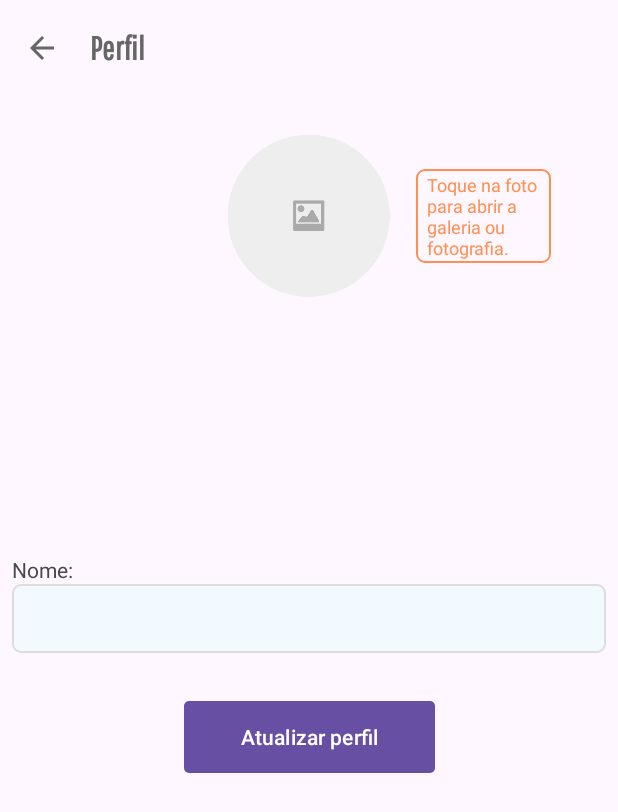
After one commit to MateusLima011/ECommerce_shoes, an Android app built with Jetpack Compose: the ConfigProfileActivity screen opened directly, with no data from a screen before it, on a phone screen of 412 x 824 dp. The commit adds this screen. Shown: the top 812 px of the screen. Run offline under Robolectric (Android 15) with nearby library versions, the phone set to English and light mode, and no system bars; Roboto replaces fonts that are not available here.

Commit message:
(Tela De Alteração de Perfil Concluida) e o banco de dados de cada item de configuração de acordo com o Id

```diff
--- a/app/src/main/AndroidManifest.xml
+++ b/app/src/main/AndroidManifest.xml
@@ -14,6 +14,11 @@
         android:supportsRtl="true"
         android:theme="@style/ThemeECommerce"
         tools:targetApi="31">
+        <activity
+            android:name=".ui.ConfigProfileActivity"
+            android:label="@string/title_activity_config_profile"
+            android:theme="@style/ThemeECommerce.NoActionBar"
+            android:exported="false" />
         <activity
             android:name=".ui.AccountSettingsActivity"
             android:exported="false"
--- a/app/src/main/java/com/example/ecommerce_shoes/MainActivity.kt
+++ b/app/src/main/java/com/example/ecommerce_shoes/MainActivity.kt
@@ -40,7 +40,7 @@ class MainActivity : AppCompatActivity() {
     private val user = User(
         "Mateus Vinicius",
         R.drawable.user,
-        false
+        true
     )
 
     private val binding by lazy {
--- a/app/src/main/java/com/example/ecommerce_shoes/domain/AccountSettingItem.kt
+++ b/app/src/main/java/com/example/ecommerce_shoes/domain/AccountSettingItem.kt
@@ -1,6 +1,9 @@
 package com.example.ecommerce_shoes.domain
+
+import androidx.appcompat.app.AppCompatActivity
 
 class AccountSettingItem(
     val label: String,
     val description: String,
+    val activityClass: Class<out AppCompatActivity>
 )
--- a/app/src/main/java/com/example/ecommerce_shoes/ui/AccountSettingsActivity.kt
+++ b/app/src/main/java/com/example/ecommerce_shoes/ui/AccountSettingsActivity.kt
@@ -45,6 +45,8 @@ class AccountSettingsActivity : AppCompatActivity() {
             AccountSettingsItemsAdapter(AccountSettingsItemsDataBase.getItems(this))
     }
 
+    fun getUser() = intent.getParcelableExtra<User>(User.KEY)
+
     override fun onOptionsItemSelected(item: MenuItem): Boolean {
         if (item.itemId == android.R.id.home) {
             finish()
--- /dev/null
+++ b/app/src/main/java/com/example/ecommerce_shoes/ui/ConfigProfileActivity.kt
@@ -0,0 +1,72 @@
+package com.example.ecommerce_shoes.ui
+
+import android.os.Handler
+import android.os.Looper
+import android.view.LayoutInflater
+import android.view.View
+import android.widget.Toast
+import com.example.ecommerce_shoes.R
+import com.example.ecommerce_shoes.databinding.ContentConfigProfileBinding
+import com.example.ecommerce_shoes.domain.User
+import com.example.ecommerce_shoes.util.validate
+
+class ConfigProfileActivity : FormActivity<ContentConfigProfileBinding>() {
+    override fun createBinding(layoutInflater: LayoutInflater) =
+        ContentConfigProfileBinding.inflate(layoutInflater)
+
+    override fun initActivity() {
+        setSupportActionBar(binding.toolbarConfigProfile.toolbar)
+        supportActionBar?.setDisplayHomeAsUpEnabled(true)
+
+        binding.etNameProfile.validate({ it.length > 1 }, getString(R.string.invalid_name))
+        binding.etNameProfile.setOnEditorActionListener(this)
+        binding.ivProfile.setOnClickListener { callGallery() }
+        binding.btSendProfile.setOnClickListener { mainAction() }
+
+        val user = intent.getParcelableExtra<User>(User.KEY)
+        if (user != null) {
+            binding.etNameProfile.setText(user.name)
+        }
+    }
+
+    override fun blockFields(status: Boolean) {
+        binding.ivProfile.isEnabled = !status
+        binding.etNameProfile.isEnabled = !status
+        binding.btSendProfile.isEnabled = !status
+    }
+
+    override fun mainAction(view: View?) {
+        showProxy(true)
+        backEndFakeDelay()
+        blockFields(true)
+    }
+
+    private fun showProxy(status: Boolean) {
+        binding.proxyScreenConfigProfile.flProxyContainer.visibility =
+            if (status) View.VISIBLE else View.GONE
+    }
+
+    override fun isMainButtonSending(status: Boolean) {
+        binding.btSendProfile.text = if (status) getString(R.string.config_profile_going)
+        else getString(R.string.config_profile)
+    }
+
+    private fun backEndFakeDelay() {
+        Handler(Looper.getMainLooper()).postDelayed({
+            showProxy(false)
+            isMainButtonSending(false)
+            blockFields(false)
+
+            snackBarFeedback(
+                binding.root,
+                status = false,
+                message = getString(R.string.invalid_config_profile)
+            )
+        }, 1000)
+    }
+
+    private fun callGallery() {
+        Toast.makeText(this, "TODO", Toast.LENGTH_SHORT)
+            .show()
+    }
+}
--- a/app/src/main/java/com/example/ecommerce_shoes/util/NavMenuItemKeyProvider.kt
+++ b/app/src/main/java/com/example/ecommerce_shoes/util/NavMenuItemKeyProvider.kt
@@ -11,5 +11,4 @@ class NavMenuItemKeyProvider(private val items: List<NavMenuItem>) :
     override fun getPosition(key: Long) = items.indexOf(items.single { item ->
         item.id == key
     })
-
 }
--- /dev/null
+++ b/app/src/main/res/layout/content_config_profile.xml
@@ -0,0 +1,72 @@
+<?xml version="1.0" encoding="utf-8"?>
+<androidx.constraintlayout.widget.ConstraintLayout xmlns:android="http://schemas.android.com/apk/res/android"
+    xmlns:app="http://schemas.android.com/apk/res-auto"
+    android:layout_width="match_parent"
+    android:layout_height="match_parent">
+
+    <include
+        android:id="@+id/toolbarConfigProfile"
+        layout="@layout/app_bar"/>
+
+    <ImageView
+        android:id="@+id/ivProfile"
+        android:layout_width="108dp"
+        android:layout_height="108dp"
+        android:layout_marginTop="90dp"
+        android:contentDescription="@string/todo"
+        android:src="@drawable/profile_hint"
+        app:layout_constraintEnd_toEndOf="parent"
+        app:layout_constraintStart_toStartOf="parent"
+        app:layout_constraintTop_toTopOf="parent" />
+
+    <TextView
+        android:id="@+id/tvPhotoInfo"
+        style="@style/TextViewOrangeInfo"
+        android:layout_width="90dp"
+        android:layout_height="wrap_content"
+        android:layout_marginStart="80dp"
+        android:maxLines="10"
+        android:text="@string/info_profile_photo"
+        app:layout_constraintBottom_toBottomOf="@id/ivProfile"
+        app:layout_constraintEnd_toEndOf="parent"
+        app:layout_constraintStart_toStartOf="@id/ivProfile"
+        app:layout_constraintTop_toTopOf="@id/ivProfile" />
+
+    <TextView
+        android:id="@+id/tvNameProfile"
+        android:layout_width="wrap_content"
+        android:layout_height="wrap_content"
+        android:text="@string/name_label"
+        app:layout_constraintBottom_toTopOf="@id/etNameProfile"
+        app:layout_constraintStart_toStartOf="@id/etNameProfile" />
+
+    <EditText
+        android:id="@+id/etNameProfile"
+        style="@style/EditTextFormField"
+        android:layout_width="0dp"
+        android:layout_height="wrap_content"
+        android:background="@drawable/bg_form_field"
+        android:imeOptions="actionDone"
+        android:inputType="textPersonName"
+        android:layout_marginHorizontal="8dp"
+        app:layout_constraintBottom_toBottomOf="parent"
+        app:layout_constraintEnd_toEndOf="parent"
+        app:layout_constraintStart_toStartOf="parent"
+        app:layout_constraintTop_toTopOf="parent" />
+
+    <Button
+        android:id="@+id/btSendProfile"
+        style="@style/ButtonForm"
+        android:layout_width="wrap_content"
+        android:layout_height="wrap_content"
+        android:layout_marginTop="32dp"
+        android:text="@string/config_profile"
+        app:layout_constraintEnd_toEndOf="parent"
+        app:layout_constraintStart_toStartOf="parent"
+        app:layout_constraintTop_toBottomOf="@id/etNameProfile" />
+
+    <include
+        android:id="@+id/proxyScreenConfigProfile"
+        layout="@layout/proxy_screen" />
+
+</androidx.constraintlayout.widget.ConstraintLayout>
--- a/app/src/main/res/values/strings.xml
+++ b/app/src/main/res/values/strings.xml
@@ -201,4 +201,25 @@
     <string name="setting_item_credit_cards_desc">
         Para adição e remoção de cartões de crédito.
     </string>
+
+    <string name="title_activity_config_profile">
+        Perfil
+    </string>
+
+    <string name="info_profile_photo">
+        Toque na foto para abrir a galeria ou fotografia.
+    </string>
+
+    <string name="name_label">Nome:</string>
+    <string name="config_profile">Atualizar perfil</string>
+    <string name="config_profile_going">Atualizando&#8230;</string>
+
+    <string name="invalid_name">
+        Nome inválido.
+    </string>
+
+    <string name="invalid_config_profile">
+        Um nome válido deve ser fornecido
+    </string>
+    <string name="todo">TODO</string>
 </resources>
```
Also changed, not shown: app/src/main/java/com/example/ecommerce_shoes/data/AccountSettingsItemsDataBase.kt (+9 -4 lines), app/src/main/java/com/example/ecommerce_shoes/ui/AccountSettingsItemsAdapter.kt (+17 -3 lines).
